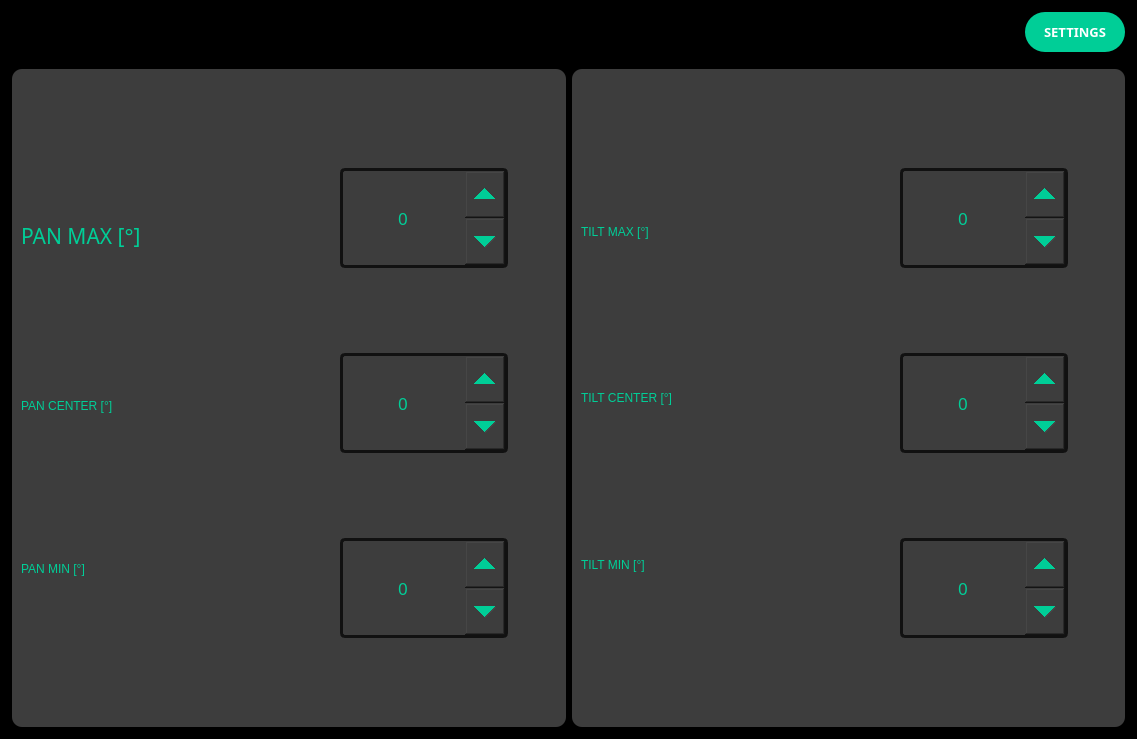
Old version of the form source/controller/GUI-4G-CAR-DEF.ui in the repository jpriverar/smart-4g-rc-car.
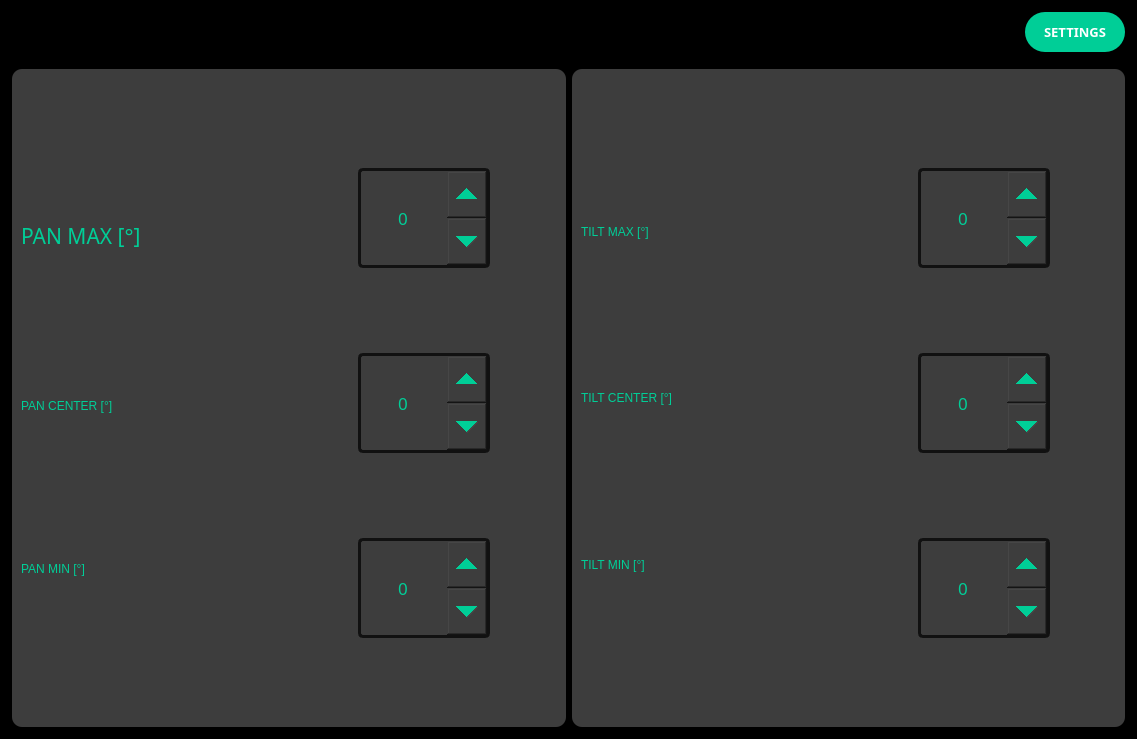
New version of the form. The open tabs and pages were chosen to show the change.

The edit to the form file:
```diff
--- a/source/controller/GUI-4G-CAR-DEF.ui
+++ b/source/controller/GUI-4G-CAR-DEF.ui
@@ -3182,7 +3182,7 @@
                       <widget class="QSpinBox" name="spinBox_PAN_MAX">
                        <property name="minimumSize">
                         <size>
-                         <width>168</width>
+                         <width>132</width>
                          <height>100</height>
                         </size>
                        </property>
@@ -3267,6 +3267,15 @@
                             </color>
                            </brush>
                           </colorrole>
+                          <colorrole role="PlaceholderText">
+                           <brush brushstyle="SolidPattern">
+                            <color alpha="255">
+                             <red>0</red>
+                             <green>206</green>
+                             <blue>151</blue>
+                            </color>
+                           </brush>
+                          </colorrole>
                          </active>
                          <inactive>
                           <colorrole role="WindowText">
@@ -3341,6 +3350,15 @@
                             </color>
                            </brush>
                           </colorrole>
+                          <colorrole role="PlaceholderText">
+                           <brush brushstyle="SolidPattern">
+                            <color alpha="255">
+                             <red>0</red>
+                             <green>206</green>
+                             <blue>151</blue>
+                            </color>
+                           </brush>
+                          </colorrole>
                          </inactive>
                          <disabled>
                           <colorrole role="WindowText">
@@ -3415,6 +3433,15 @@
                             </color>
                            </brush>
                           </colorrole>
+                          <colorrole role="PlaceholderText">
+                           <brush brushstyle="SolidPattern">
+                            <color alpha="255">
+                             <red>0</red>
+                             <green>206</green>
+                             <blue>151</blue>
+                            </color>
+                           </brush>
+                          </colorrole>
                          </disabled>
                         </palette>
                        </property>
@@ -3422,7 +3449,7 @@
                         <font>
                          <family>Bahnschrift SemiBold SemiConden</family>
                          <pointsize>13</pointsize>
-                         <weight>10</weight>
+                         <weight>11</weight>
                          <italic>false</italic>
                          <bold>false</bold>
                         </font>
@@ -3498,7 +3525,7 @@
                       <widget class="QSpinBox" name="spinBox_PAN_CENTER">
                        <property name="minimumSize">
                         <size>
-                         <width>168</width>
+                         <width>132</width>
                          <height>100</height>
                         </size>
                        </property>
@@ -3583,6 +3610,15 @@
                             </color>
                            </brush>
                           </colorrole>
+                          <colorrole role="PlaceholderText">
+                           <brush brushstyle="SolidPattern">
+                            <color alpha="255">
+                             <red>0</red>
+                             <green>206</green>
+                             <blue>151</blue>
+                            </color>
+                           </brush>
+                          </colorrole>
                          </active>
                          <inactive>
                           <colorrole role="WindowText">
@@ -3657,6 +3693,15 @@
                             </color>
                            </brush>
                           </colorrole>
+                          <colorrole role="PlaceholderText">
+                           <brush brushstyle="SolidPattern">
+                            <color alpha="255">
+                             <red>0</red>
+                             <green>206</green>
+                             <blue>151</blue>
+                            </color>
+                           </brush>
+                          </colorrole>
                          </inactive>
                          <disabled>
                           <colorrole role="WindowText">
@@ -3731,6 +3776,15 @@
                             </color>
                            </brush>
                           </colorrole>
+                          <colorrole role="PlaceholderText">
+                           <brush brushstyle="SolidPattern">
+                            <color alpha="255">
+                             <red>0</red>
+                             <green>206</green>
+                             <blue>151</blue>
+                            </color>
+                           </brush>
+                          </colorrole>
                          </disabled>
                         </palette>
                        </property>
@@ -3738,7 +3792,7 @@
                         <font>
                          <family>Bahnschrift SemiBold SemiConden</family>
                          <pointsize>13</pointsize>
-                         <weight>10</weight>
+                         <weight>11</weight>
                          <italic>false</italic>
                          <bold>false</bold>
                         </font>
@@ -3808,7 +3862,7 @@
                       <widget class="QSpinBox" name="spinBox_PAN_MIN">
                        <property name="minimumSize">
                         <size>
-                         <width>168</width>
+                         <width>132</width>
                          <height>100</height>
                         </size>
                        </property>
@@ -3893,6 +3947,15 @@
                             </color>
                            </brush>
                           </colorrole>
+                          <colorrole role="PlaceholderText">
+                           <brush brushstyle="SolidPattern">
+                            <color alpha="255">
+                             <red>0</red>
+                             <green>206</green>
+                             <blue>151</blue>
+                            </color>
+                           </brush>
+                          </colorrole>
                          </active>
                          <inactive>
                           <colorrole role="WindowText">
@@ -3967,6 +4030,15 @@
                             </color>
                            </brush>
                           </colorrole>
+                          <colorrole role="PlaceholderText">
+                           <brush brushstyle="SolidPattern">
+                            <color alpha="255">
+                             <red>0</red>
+                             <green>206</green>
+                             <blue>151</blue>
+                            </color>
+                           </brush>
+                          </colorrole>
                          </inactive>
                          <disabled>
                           <colorrole role="WindowText">
@@ -4041,6 +4113,15 @@
                             </color>
                            </brush>
                           </colorrole>
+                          <colorrole role="PlaceholderText">
+                           <brush brushstyle="SolidPattern">
+                            <color alpha="255">
+                             <red>0</red>
+                             <green>206</green>
+                             <blue>151</blue>
+                            </color>
+                           </brush>
+                          </colorrole>
                          </disabled>
                         </palette>
                        </property>
@@ -4048,7 +4129,7 @@
                         <font>
                          <family>Bahnschrift SemiBold SemiConden</family>
                          <pointsize>13</pointsize>
-                         <weight>10</weight>
+                         <weight>11</weight>
                          <italic>false</italic>
                          <bold>false</bold>
                         </font>
@@ -4238,7 +4319,7 @@
                       <widget class="QSpinBox" name="spinBox_TILT_MAX">
                        <property name="minimumSize">
                         <size>
-                         <width>168</width>
+                         <width>132</width>
                          <height>100</height>
                         </size>
                        </property>
@@ -4323,6 +4404,15 @@
                             </color>
                            </brush>
                           </colorrole>
+                          <colorrole role="PlaceholderText">
+                           <brush brushstyle="SolidPattern">
+                            <color alpha="255">
+                             <red>0</red>
+                             <green>206</green>
+                             <blue>151</blue>
+                            </color>
+                           </brush>
+                          </colorrole>
                          </active>
                          <inactive>
                           <colorrole role="WindowText">
@@ -4397,6 +4487,15 @@
                             </color>
                            </brush>
                           </colorrole>
+                          <colorrole role="PlaceholderText">
+                           <brush brushstyle="SolidPattern">
+                            <color alpha="255">
+                             <red>0</red>
+                             <green>206</green>
+                             <blue>151</blue>
+                            </color>
+                           </brush>
+                          </colorrole>
                          </inactive>
                          <disabled>
                           <colorrole role="WindowText">
@@ -4471,6 +4570,15 @@
                             </color>
                            </brush>
                           </colorrole>
+                          <colorrole role="PlaceholderText">
+                           <brush brushstyle="SolidPattern">
+                            <color alpha="255">
+                             <red>0</red>
+                             <green>206</green>
+                             <blue>151</blue>
+                            </color>
+                           </brush>
+                          </colorrole>
                          </disabled>
                         </palette>
                        </property>
@@ -4478,7 +4586,7 @@
                         <font>
                          <family>Bahnschrift SemiBold SemiConden</family>
                          <pointsize>13</pointsize>
-                         <weight>10</weight>
+                         <weight>11</weight>
                          <italic>false</italic>
                          <bold>false</bold>
                         </font>
@@ -4548,7 +4656,7 @@
                       <widget class="QSpinBox" name="spinBox_TILT_CENTER">
                        <property name="minimumSize">
                         <size>
-                         <width>168</width>
+                         <width>132</width>
                          <height>100</height>
                         </size>
                        </property>
@@ -4633,6 +4741,15 @@
                             </color>
                            </brush>
                           </colorrole>
+                          <colorrole role="PlaceholderText">
+                           <brush brushstyle="SolidPattern">
+                            <color alpha="255">
+                             <red>0</red>
+                             <green>206</green>
+                             <blue>151</blue>
+                            </color>
+                           </brush>
+                          </colorrole>
                          </active>
                          <inactive>
                           <colorrole role="WindowText">
@@ -4707,6 +4824,15 @@
                             </color>
                            </brush>
                           </colorrole>
+                          <colorrole role="PlaceholderText">
+                           <brush brushstyle="SolidPattern">
+                            <color alpha="255">
+                             <red>0</red>
+                             <green>206</green>
+                             <blue>151</blue>
+                            </color>
+                           </brush>
+                          </colorrole>
                          </inactive>
                          <disabled>
                           <colorrole role="WindowText">
@@ -4781,6 +4907,15 @@
                             </color>
                            </brush>
                           </colorrole>
+                          <colorrole role="PlaceholderText">
+                           <brush brushstyle="SolidPattern">
+                            <color alpha="255">
+                             <red>0</red>
+                             <green>206</green>
+                             <blue>151</blue>
+                            </color>
+                           </brush>
+                          </colorrole>
                          </disabled>
                         </palette>
                        </property>
@@ -4788,7 +4923,7 @@
                         <font>
                          <family>Bahnschrift SemiBold SemiConden</family>
                          <pointsize>13</pointsize>
-                         <weight>10</weight>
+                         <weight>11</weight>
                          <italic>false</italic>
                          <bold>false</bold>
                         </font>
@@ -4858,7 +4993,7 @@
                       <widget class="QSpinBox" name="spinBox_TILT_MIN">
                        <property name="minimumSize">
                         <size>
-                         <width>168</width>
+                         <width>132</width>
                          <height>100</height>
                         </size>
                        </property>
@@ -4943,6 +5078,15 @@
                             </color>
                            </brush>
                           </colorrole>
+                          <colorrole role="PlaceholderText">
+                           <brush brushstyle="SolidPattern">
+                            <color alpha="255">
+                             <red>0</red>
+                             <green>206</green>
+                             <blue>151</blue>
+                            </color>
+                           </brush>
+                          </colorrole>
                          </active>
                          <inactive>
                           <colorrole role="WindowText">
@@ -5017,6 +5161,15 @@
                             </color>
                            </brush>
                           </colorrole>
+                          <colorrole role="PlaceholderText">
+                           <brush brushstyle="SolidPattern">
+                            <color alpha="255">
+                             <red>0</red>
+                             <green>206</green>
+                             <blue>151</blue>
+                            </color>
+                           </brush>
+                          </colorrole>
                          </inactive>
                          <disabled>
                           <colorrole role="WindowText">
@@ -5091,6 +5244,15 @@
                             </color>
                            </brush>
                           </colorrole>
+                          <colorrole role="PlaceholderText">
+                           <brush brushstyle="SolidPattern">
+                            <color alpha="255">
+                             <red>0</red>
+                             <green>206</green>
+                             <blue>151</blue>
+                            </color>
+                           </brush>
+                          </colorrole>
                          </disabled>
                         </palette>
                        </property>
@@ -5098,7 +5260,7 @@
                         <font>
                          <family>Bahnschrift SemiBold SemiConden</family>
                          <pointsize>13</pointsize>
-                         <weight>10</weight>
+                         <weight>11</weight>
                          <italic>false</italic>
                          <bold>false</bold>
                         </font>
```
Left out of the diff: 192 changed lines with no effect on the pictures.
